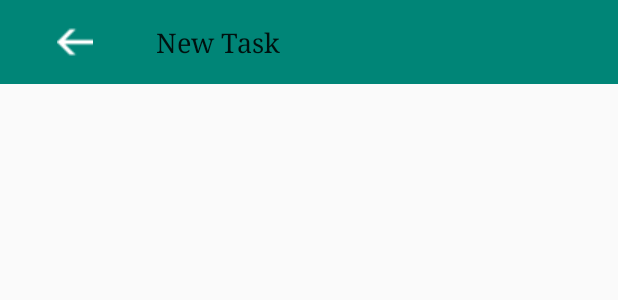
After one commit to sudoajay/To-Do-List, an Android app: the layout activity_create__new__to__do__lsit.xml on its own in the app's theme, with its tools: preview values and no code run, on a phone screen of 412 x 824 dp. The commit adds this screen. Shown: the top 300 px of the screen. Run offline under Robolectric (Android 15) with nearby library versions, the phone set to English and light mode, and no system bars.

Commit message:
add new class

```diff
--- a/app/build.gradle
+++ b/app/build.gradle
@@ -25,4 +25,5 @@ dependencies {
     testImplementation 'junit:junit:4.12'
     androidTestImplementation 'com.android.support.test:runner:1.0.2'
     androidTestImplementation 'com.android.support.test.espresso:espresso-core:3.0.2'
+    implementation 'com.android.support:design:28.0.0'
 }
--- /dev/null
+++ b/app/src/main/res/layout/activity_create__new__to__do__lsit.xml
@@ -0,0 +1,58 @@
+<?xml version="1.0" encoding="utf-8"?>
+<android.support.constraint.ConstraintLayout xmlns:android="http://schemas.android.com/apk/res/android"
+    xmlns:app="http://schemas.android.com/apk/res-auto"
+    xmlns:tools="http://schemas.android.com/tools"
+    android:layout_width="match_parent"
+    android:layout_height="match_parent"
+    tools:context=".Create_New_To_Do_Lsit">
+
+    <android.support.v7.widget.Toolbar
+        android:id="@+id/toolbar"
+        android:layout_width="match_parent"
+        android:layout_height="wrap_content"
+        android:background="@color/colorPrimary">
+
+        <LinearLayout
+            android:layout_width="match_parent"
+            android:layout_height="match_parent"
+            android:orientation="horizontal"
+            tools:layout_editor_absoluteX="16dp"
+            tools:layout_editor_absoluteY="16dp">
+
+            <ImageView
+                android:id="@+id/back_Image_View"
+                android:layout_width="wrap_content"
+                android:layout_height="wrap_content"
+                android:layout_marginEnd="10dp"
+                android:layout_weight="1"
+                android:onClick="On_Click_Process"
+                android:paddingEnd="10dp"
+                app:srcCompat="@drawable/back"
+                android:paddingRight="10dp"
+                android:layout_marginRight="10dp"
+                tools:ignore="RtlSymmetry" />
+
+            <TextView
+                android:id="@+id/toolbar_title"
+                style="@style/TextAppearance.AppCompat.Widget.ActionBar.Title"
+                android:layout_width="wrap_content"
+                android:layout_height="wrap_content"
+                android:layout_gravity="start"
+                android:layout_marginEnd="150dp"
+                android:fontFamily="serif"
+                android:paddingEnd="30dp"
+                android:text="@string/new_Task"
+                android:textSize="18sp"
+                android:paddingRight="30dp"
+                android:layout_marginRight="150dp"
+                tools:ignore="RtlSymmetry" />
+
+            <TextView
+                android:id="@+id/textView8"
+                android:layout_width="wrap_content"
+                android:layout_height="wrap_content"
+                android:layout_weight="1" />
+
+        </LinearLayout>
+    </android.support.v7.widget.Toolbar>
+</android.support.constraint.ConstraintLayout>
--- a/app/src/main/res/values/strings.xml
+++ b/app/src/main/res/values/strings.xml
@@ -4,4 +4,5 @@
     // nothing to show
 
     <string name="nothing_Text">Nothing To Do</string>
+    <string name="new_Task">New Task</string>
 </resources>
--- a/app/src/main/res/values/styles.xml
+++ b/app/src/main/res/values/styles.xml
@@ -8,4 +8,9 @@
         <item name="colorAccent">@color/colorAccent</item>
     </style>
 
+    <style name="AppTheme.NoActionBar">
+        <!-- Both of these are needed -->
+        <item name="windowActionBar">false</item>
+        <item name="windowNoTitle">true</item>
+    </style>
 </resources>
```
Also changed, not shown: app/src/main/AndroidManifest.xml (+6 -1 lines), app/src/main/java/to_do_list/com/sudoajay/Create_New_To_Do_Lsit.java (added, +21 -0 lines), app/src/main/java/to_do_list/com/sudoajay/MainActivity.java (+21 -0 lines), app/src/main/res/layout/activity_main.xml (+17 -6 lines), app/src/main/res/drawable/back.png (added), app/src/main/res/drawable/plus_icon.png (added).
